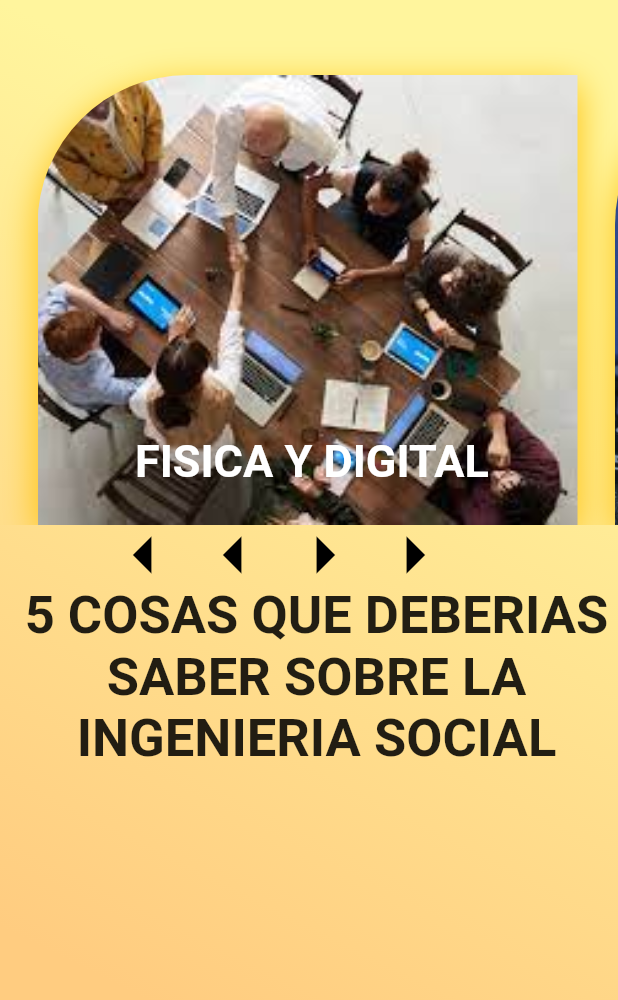
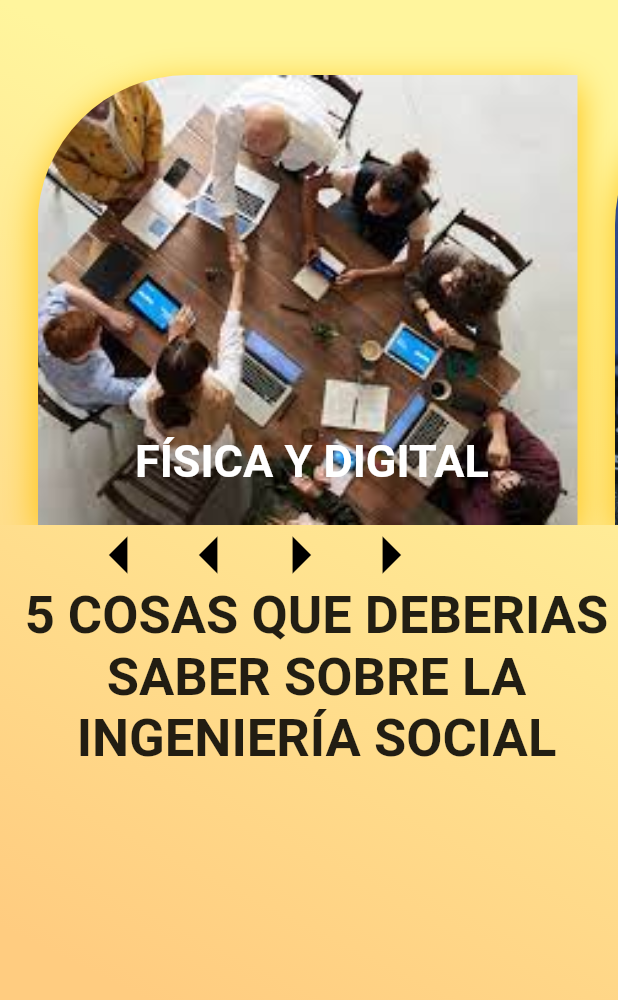
Before and after one commit to santy-ch/flutter, a Flutter app: the Informacion1 screen opened directly, on a phone screen of 412 x 824 dp. Shown: the top 1000 px of the screen. Run offline on Flutter 3.47's test engine with Material 2 defaults, Android fonts, the phone set to English and light mode, and no system bars.

Commit message:
cambio final

```diff
--- a/lib/informacion.dart
+++ b/lib/informacion.dart
@@ -24,7 +24,7 @@ class _InformacionState extends State<Informacion> {
     return Scaffold(
       appBar: AppBar(
         backgroundColor: Colors.amber,
-        title:Text("Informacion detallada"),
+        title:Text("Información detallada"),
         ),
 
         body: _paginas[_paginaActual],
--- a/lib/informacion1.dart
+++ b/lib/informacion1.dart
@@ -30,19 +30,17 @@ class Informacion1 extends StatelessWidget {
       ),
       Container(
         margin: EdgeInsets.only(top: 340, left: 50),
-        child: FlatButton(
-                            child: Row(
+        child: Row(
                               children: [
                                 Icon(Icons.arrow_left, color: Colors.black, size: 60.0,),
                                 Icon(Icons.arrow_left, color: Colors.black, size: 60.0,),
                                 Icon(Icons.arrow_right, color: Colors.black, size: 60.0,),
                                 Icon(Icons.arrow_right, color: Colors.black, size: 60.0,)
                               ],),
-                            onPressed: ()=>{ }),
       ),
       Container(
         margin: EdgeInsets.only(top: 390, left: 10),
-            child: Text("5 COSAS QUE DEBERIAS SABER SOBRE LA INGENIERIA SOCIAL", textAlign: TextAlign.center, style:TextStyle(fontSize: 35.0, fontWeight:
+            child: Text("5 COSAS QUE DEBERIAS SABER SOBRE LA INGENIERÍA SOCIAL", textAlign: TextAlign.center, style:TextStyle(fontSize: 35.0, fontWeight:
               FontWeight.bold),
               ),
             ),
@@ -82,7 +80,7 @@ class Cardimg1 extends StatelessWidget{
           height: 150.0,
           margin: EdgeInsets.only(top: 270.0, left: 70.0),
           child: Padding(padding: const EdgeInsets.all(20.0),
-          child: Text("FISICA Y DIGITAL",style: TextStyle(fontSize: 30.0, color:Colors.white, fontWeight: FontWeight.bold))),
+          child: Text("FÍSICA Y DIGITAL",style: TextStyle(fontSize: 30.0, color:Colors.white, fontWeight: FontWeight.bold))),
           )
     ]
         );
--- a/lib/main.dart
+++ b/lib/main.dart
@@ -93,7 +93,7 @@ Widget concepto (){
     child: Column(
           children: <Widget>[
             Container(
-              child: Text("Concepto basico", textAlign: TextAlign.center, style: TextStyle(color: Colors.white, fontSize: 35.0, fontWeight:
+              child: Text("Concepto básico", textAlign: TextAlign.center, style: TextStyle(color: Colors.white, fontSize: 35.0, fontWeight:
               FontWeight.bold),
               ),
             ),
```
